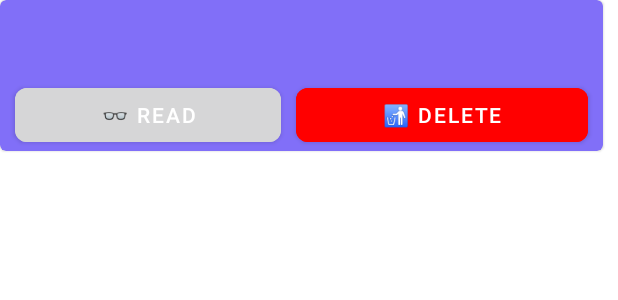
After one commit to romainlancelot/abs-reader, an Android app: the layout book_data_item.xml on its own in the app's theme, with its tools: preview values and no code run, on a phone screen of 412 x 824 dp. The commit adds this screen. Shown: the top 300 px of the screen. Run offline under Robolectric (Android 15) with nearby library versions, the phone set to English and light mode, and no system bars.

Commit message:
Reworked interface.

```diff
--- a/app/src/main/kotlin/com/absreader/ui/audio_book_selected_text_book_menu/BookAdapter.kt
+++ b/app/src/main/kotlin/com/absreader/ui/audio_book_selected_text_book_menu/BookAdapter.kt
@@ -14,7 +14,7 @@ class BookAdapter(
 
     override fun onCreateViewHolder(parent: ViewGroup, viewType: Int): BookViewHolder {
         val view: View =
-            LayoutInflater.from(parent.context).inflate(R.layout.book_item, parent, false)
+            LayoutInflater.from(parent.context).inflate(R.layout.book_data_item, parent, false)
         return BookViewHolder(view)
     }
 
--- /dev/null
+++ b/app/src/main/res/layout/book_data_item.xml
@@ -0,0 +1,56 @@
+<?xml version="1.0" encoding="utf-8"?>
+<com.google.android.material.card.MaterialCardView xmlns:android="http://schemas.android.com/apk/res/android"
+    xmlns:app="http://schemas.android.com/apk/res-auto"
+    android:id="@+id/card"
+    android:layout_width="match_parent"
+    android:layout_height="wrap_content"
+    android:layout_marginEnd="10dp"
+    android:layout_marginBottom="10dp"
+    android:backgroundTint="@color/purple">
+
+    <LinearLayout
+        android:layout_width="match_parent"
+        android:layout_height="wrap_content"
+        android:orientation="vertical">
+
+        <TextView
+            android:id="@+id/bookName"
+            android:layout_width="match_parent"
+            android:layout_height="wrap_content"
+            android:padding="15dp"
+            android:textSize="16sp" />
+
+        <LinearLayout
+            android:layout_width="match_parent"
+            android:layout_height="wrap_content">
+
+            <com.google.android.material.button.MaterialButton
+                android:id="@+id/readButton"
+                android:layout_width="wrap_content"
+                android:layout_height="wrap_content"
+                android:layout_marginStart="10dp"
+                android:layout_marginEnd="10dp"
+                android:layout_weight="1"
+                android:backgroundTint="@color/app_gray"
+                android:text="👓 READ"
+                app:cornerRadius="8dp"
+                app:layout_constraintBottom_toBottomOf="parent"
+                app:layout_constraintEnd_toStartOf="@+id/deleteButton"
+                app:layout_constraintTop_toTopOf="parent" />
+
+            <com.google.android.material.button.MaterialButton
+                android:id="@+id/deleteButton"
+                android:layout_width="wrap_content"
+                android:layout_height="wrap_content"
+                android:layout_marginEnd="10dp"
+                android:layout_weight="1"
+                android:backgroundTint="@color/red"
+                android:text="🚮 DELETE"
+                app:cornerRadius="8dp"
+                app:layout_constraintBottom_toBottomOf="parent"
+                app:layout_constraintEnd_toEndOf="parent"
+                app:layout_constraintTop_toTopOf="parent" />
+        </LinearLayout>
+
+    </LinearLayout>
+</com.google.android.material.card.MaterialCardView>
```
Also changed, not shown: app/src/main/kotlin/com/absreader/ui/audio_book_selected_text_book_menu/BookViewHolder.kt (+19 -6 lines), app/src/main/res/layout/book_item.xml (deleted, +0 -43 lines).
